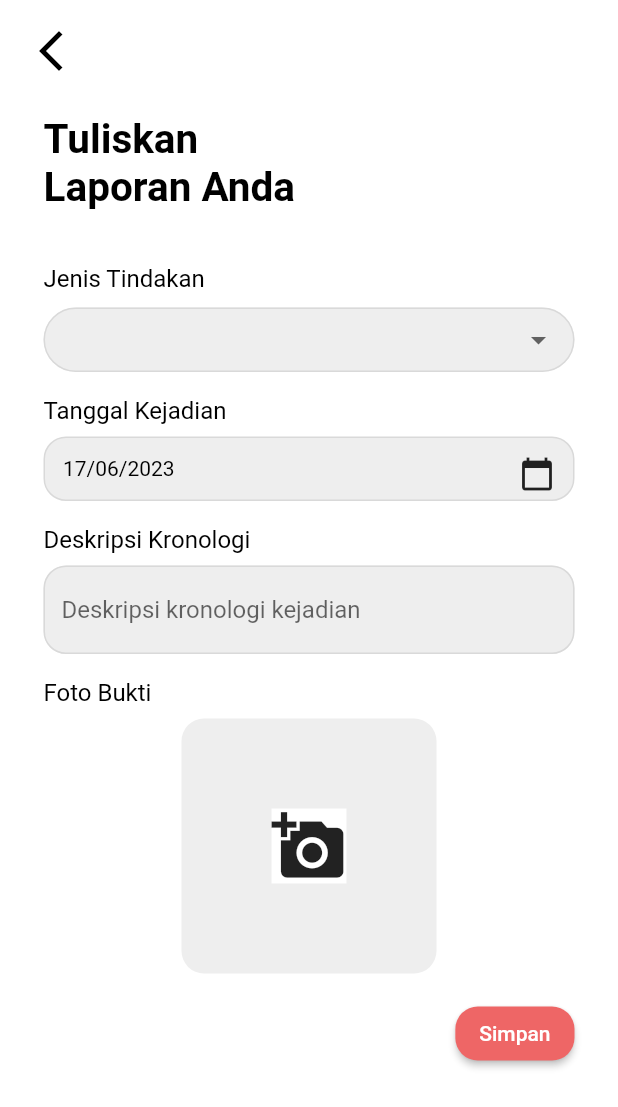
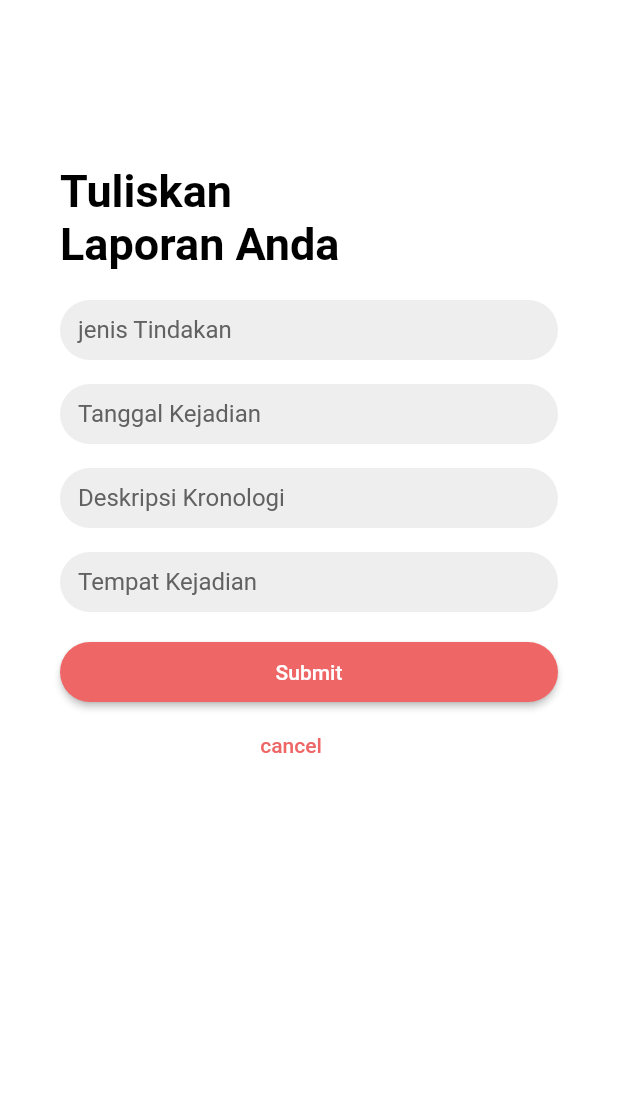
Before and after one commit to Pzlle/Tubes-APB-new, a Flutter app: the LaporanPage screen opened by its route, on a phone screen of 412 x 824 dp. Shown: the top 1107 px of the screen. Run offline on Flutter 3.47's test engine with Material 2 defaults, Android fonts, the phone set to English and light mode, and no system bars; our stand-ins replace cloud_firestore, firebase_auth, firebase_core, firebase_database, firebase_storage, get and 2 more; missing offline and left inert: ripple_wave; accounts and stored records are empty; Roboto replaces fonts that are missing (inter).

Commit message:
laporan page dan lain lain

```diff
--- a/lib/lapor_page.dart
+++ b/lib/lapor_page.dart
@@ -23,7 +23,7 @@ class _LaporPageState extends State<LaporPage> {
   Widget build(BuildContext context) {
     return Scaffold(
       key: _scaffoldKey,
-      drawer: const CustomDrawer(),
+      drawer: CustomDrawer(),
       extendBodyBehindAppBar: true,
       appBar: AppBar(
         backgroundColor: Colors.transparent,
--- a/lib/laporan_page.dart
+++ b/lib/laporan_page.dart
@@ -1,9 +1,14 @@
 import 'dart:io';
-
+import 'dart:math';
+import 'package:cloud_firestore/cloud_firestore.dart';
+import 'package:firebase_auth/firebase_auth.dart';
+import 'package:firebase_database/firebase_database.dart';
 import 'package:flutter/material.dart';
 import 'package:image_picker/image_picker.dart';
 import 'package:intl/intl.dart';
+import 'package:firebase_storage/firebase_storage.dart';
 import 'package:tubes/lapor_page.dart';
+import 'package:tubes/needhelp_page.dart';
 
 class LaporanPage extends StatefulWidget {
   const LaporanPage({Key? key}) : super(key: key);
@@ -13,238 +18,156 @@ class LaporanPage extends StatefulWidget {
 }
 
 class _LaporanPageState extends State<LaporanPage> {
-  DateTime _selectedDate = DateTime.now();
-  String? _selectedTindakan;
-  String? _deskripsiKronologi;
-  File? _imageFile;
+  final _formKey = GlobalKey<FormState>();
+  final TextEditingController _JenisTindakan = TextEditingController();
+  final TextEditingController _TanggalKejadian = TextEditingController();
+  final TextEditingController _deskripsiKronologi = TextEditingController();
+  final TextEditingController _TempatKejadian = TextEditingController();
 
-  final _formKey = GlobalKey<FormState>();
-  final _scaffoldKey = GlobalKey<ScaffoldState>();
+  // late User? user;
 
-  Future<void> _selectDate(BuildContext context) async {
-    final DateTime? picked = await showDatePicker(
+  @override
+  void dispose() {
+    _JenisTindakan.dispose();
+    _TanggalKejadian.dispose();
+    _deskripsiKronologi.dispose();
+    _TempatKejadian.dispose();
+    super.dispose();
+  }
+
+  void _cancel() {
+    Navigator.push(
+      context,
+      MaterialPageRoute(builder: (context) => const LaporPage()),
+    );
+  }
+
+  void _needHelp() {
+    Navigator.push(
+      context,
+      MaterialPageRoute(builder: (context) => const NeedHelpPage()),
+    );
+  }
+
+  void _signUp() async {
+    String jenis = _JenisTindakan.text;
+    String tanggal = _TanggalKejadian.text;
+    String deskripsi = _deskripsiKronologi.text;
+    String tempat = _TempatKejadian.text;
+
+    createLaporan(jenis, tanggal, deskripsi, tempat);
+    Navigator.push(
+      context,
+      MaterialPageRoute(builder: (context) => const LaporPage()),
+    );
+    if (jenis.isEmpty || tanggal.isEmpty || deskripsi.isEmpty || tempat.isEmpty) {
+      showDialog(
         context: context,
-      initialDate: _selectedDate,
-      firstDate: DateTime(2021),
-      lastDate: DateTime(2030),
+        builder: (BuildContext context) {
+          return AlertDialog(
+            title: const Text('Laporan gagal'),
+            content: const Text('Data cannot be empty'),
+            actions: [
+              TextButton(
+                onPressed: () {
+                  Navigator.pop(context);
+                },
+                child: const Text('OK'),
+              ),
+            ],
           );
-    if (picked != null && picked != _selectedDate) {
-      setState(() {
-        _selectedDate = picked;
-      });
+        },
+      );
+    } else if (tempat.length < 6) {
+      showDialog(
+        context: context,
+        builder: (BuildContext context) {
+          return AlertDialog(
+            title: const Text('Registration Failed'),
+            content: const Text('Password must be at least 6 characters'),
+            actions: [
+              TextButton(
+                onPressed: () {
+                  Navigator.pop(context);
+                },
+                child: const Text('OK'),
+              ),
+            ],
+          );
+        },
+      );
     }
   }
 
-  void _showSnackBar(String message) {
-    ScaffoldMessenger.of(context).showSnackBar(
-      SnackBar(
-        content: Text(message),
-        duration: const Duration(seconds: 2),
+  Future<void> createLaporan(String jenis, String tanggal ,String deskripsi, String tempat) async {
+    try {
+      await FirebaseFirestore.instance.collection('Laporan').doc().set({
+        'jenis': jenis,
+        'tanggal': tanggal,
+        'deskripsi' : deskripsi,
+        'tempat' : tempat,
+      });
+    } catch (e) {
+      showDialog(
+        context: context,
+        builder: (BuildContext context) {
+          return AlertDialog(
+            title: const Text('Laporan Failed'),
+            content: Text(e.toString()),
+            actions: [
+              TextButton(
+                onPressed: () {
+                  Navigator.pop(context);
+                },
+                child: const Text('OK'),
               ),
+            ],
+          );
+        },
       );
     }
-
-  Future<void> _getImage() async {
-    final pickedFile =
-        await ImagePicker().getImage(source: ImageSource.gallery);
-    setState(() {
-      if (pickedFile != null) {
-        _imageFile = File(pickedFile.path);
-      } else {
-        _showSnackBar('Tidak dapat memilih gambar');
-      }
-    });
   }
 
   @override
   Widget build(BuildContext context) {
     return Scaffold(
-      key: _scaffoldKey,
-      backgroundColor: const Color.fromARGB(255, 255, 255, 255),
-      appBar: AppBar(
-        backgroundColor: Colors.transparent,
-        elevation: 0,
-        leading: Padding(
-          padding: const EdgeInsets.only(top: 10, left: 10),
-          child: IconButton(
-            iconSize: 32,
-            icon: const Icon(Icons.arrow_back_ios_new),
-            color: Colors.black,
-            onPressed: () {
-              Navigator.pushReplacement(
-                context,
-                MaterialPageRoute(builder: (context) => const LaporPage()),
-              );
-            },
-          ),
-        ),
-      ),
+      backgroundColor: Colors.white,
       body: Container(
-        child: Form(
-          key: _formKey,
-          child: Container(
-            padding: const EdgeInsets.all(16.0),
-            child: SingleChildScrollView(
         child: Padding(
-                padding: const EdgeInsets.only(top: 5, left: 13, right: 13),
-                child: Column(
-                  crossAxisAlignment: CrossAxisAlignment.start,
+          padding: const EdgeInsets.symmetric(horizontal: 40),
+          child: ListView(
             children: [
+              const SizedBox(height: 110),
               RichText(
                 text: const TextSpan(
                   text: 'Tuliskan\nLaporan Anda',
                   style: TextStyle(
                     fontWeight: FontWeight.w600,
                     fontFamily: "inter",
-                          fontSize: 27,
+                    fontSize: 30,
                     color: Colors.black,
                   ),
                 ),
               ),
-                    const SizedBox(height: 35),
-                    Container(
+              const SizedBox(height: 20),
+              Form(
+                key: _formKey,
                 child: Column(
-                        crossAxisAlignment: CrossAxisAlignment.start,
+                  crossAxisAlignment: CrossAxisAlignment.stretch,
                   children: [
-                          const Text(
-                            'Jenis Tindakan',
-                            style: TextStyle(
-                              fontWeight: FontWeight.w400,
-                              fontFamily: "inter",
-                              fontSize: 16,
-                              color: Colors.black,
-                            ),
-                          ),
-                          const SizedBox(height: 10),
                     SizedBox(
-                            height: 43.0,
-                            child: DropdownButtonFormField<String>(
-                              value: _selectedTindakan,
-                              items: const [
-                                DropdownMenuItem<String>(
-                                  value: 'Tindakan1',
-                                  child: Text('Tindakan 1',
-                                      style: TextStyle(fontSize: 14)),
-                                ),
-                                DropdownMenuItem<String>(
-                                  value: 'Tindakan2',
-                                  child: Text('Tindakan 2',
-                                      style: TextStyle(fontSize: 14)),
-                                ),
-                                DropdownMenuItem<String>(
-                                  value: 'Tindakan3',
-                                  child: Text('Tindakan 3',
-                                      style: TextStyle(fontSize: 14)),
-                                ),
-                              ],
+                      height: 40,
+                      child: TextFormField(
+                        controller: _JenisTindakan,
                         decoration: InputDecoration(
-                                filled: true,
-                                fillColor: Colors.grey[200],
-                                // labelText: 'Jenis Tindakan',
-                                labelStyle: const TextStyle(
-                                    color: Color.fromRGBO(217, 217, 217, 1)),
-                                border: OutlineInputBorder(
-                                  borderRadius: BorderRadius.circular(30),
+                          labelText: 'jenis Tindakan',
+                          border: InputBorder.none,
+                          enabledBorder: OutlineInputBorder(
+                            borderRadius: BorderRadius.circular(20),
+                            borderSide: BorderSide.none,
                           ),
                           focusedBorder: OutlineInputBorder(
-                                  borderSide: const BorderSide(
-                                      color: Color.fromRGBO(217, 217, 217, 1)),
-                                  borderRadius: BorderRadius.circular(15),
-                                ),
-                                enabledBorder: OutlineInputBorder(
-                                  borderSide: const BorderSide(
-                                      color: Color.fromRGBO(217, 217, 217, 1)),
-                                  borderRadius: BorderRadius.circular(30),
-                                ),
-                                contentPadding: const EdgeInsets.symmetric(
-                                    horizontal: 16.0),
-                              ),
-                              style: const TextStyle(
-                                fontWeight: FontWeight.w400,
-                                fontFamily: "inter",
-                                fontSize: 14,
-                                color: Colors.black,
-                              ), // Adjust the font size
-                              validator: (value) {
-                                if (value == null || value.isEmpty) {
-                                  return 'Jenis tindakan harus diisi';
-                                }
-                                return null;
-                              },
-                              onChanged: (String? value) {
-                                setState(() {
-                                  _selectedTindakan = value;
-                                });
-                              },
-                            ),
-                          ),
-                        ],
-                      ),
-                    ),
-                    const SizedBox(height: 16.0),
-                    const Text(
-                      'Tanggal Kejadian',
-                      style: TextStyle(
-                        fontWeight: FontWeight.w400,
-                        fontFamily: "inter",
-                        fontSize: 16,
-                        color: Colors.black,
-                      ),
-                    ),
-                    const SizedBox(height: 8.0),
-                    GestureDetector(
-                      onTap: () {
-                        _selectDate(context);
-                      },
-                      child: Container(
-                        height: 43,
-                        padding: const EdgeInsets.all(12),
-                        decoration: BoxDecoration(
-                          borderRadius: BorderRadius.circular(15),
-                          border: Border.all(
-                              color: const Color.fromRGBO(217, 217, 217, 1)),
-                          color: Colors.grey[200],
-                        ),
-                        child: Row(
-                          mainAxisAlignment: MainAxisAlignment.spaceBetween,
-                          children: [
-                            Text(
-                              DateFormat('dd/MM/yyyy').format(_selectedDate),
-                              style: const TextStyle(
-                                fontWeight: FontWeight.w400,
-                                fontFamily: "inter",
-                                fontSize: 14,
-                                color: Colors.black,
-                              ),
-                            ),
-                            const Icon(Icons.calendar_today),
-                          ],
-                        ),
-                      ),
-                    ),
-                    const SizedBox(height: 16.0),
-                    const Text(
-                      'Deskripsi Kronologi',
-                      style: TextStyle(
-                        fontWeight: FontWeight.w400,
-                        fontFamily: "inter",
-                        fontSize: 16,
-                        color: Colors.black,
-                      ),
-                    ),
-                    const SizedBox(height: 8.0),
-                    TextFormField(
-                      maxLines: null,
-                      keyboardType: TextInputType.multiline,
-                      decoration: InputDecoration(
-                        hintText: 'Deskripsi kronologi kejadian',
-                        enabledBorder: OutlineInputBorder(
-                          borderRadius: BorderRadius.circular(15),
-                          borderSide: const BorderSide(
-                              color: Color.fromRGBO(217, 217, 217, 1)),
-                        ),
-                        focusedBorder: OutlineInputBorder(
-                          borderRadius: BorderRadius.circular(15),
+                            borderRadius: BorderRadius.circular(20),
                             borderSide: BorderSide.none,
                           ),
                           filled: true,
@@ -254,89 +177,184 @@ class _LaporanPageState extends State<LaporanPage> {
                           ),
                         ),
                         validator: (value) {
-                        if (value == null || value.isEmpty) {
-                          return 'Deskripsi kronologi harus diisi';
+                          if (value!.isEmpty) {
+                            return 'Nama tidak boleh kosong';
                           }
                           return null;
                         },
-                      onChanged: (value) {
-                        setState(() {
-                          _deskripsiKronologi = value;
-                        });
+                      ),
+                    ),
+                    const SizedBox(height: 16.0),
+                    SizedBox(
+                      height: 40,
+                      child: TextFormField(
+                        controller: _TanggalKejadian,
+                        keyboardType: TextInputType.emailAddress,
+                        decoration: InputDecoration(
+                          labelText: 'Tanggal Kejadian',
+                          border: InputBorder.none,
+                          enabledBorder: OutlineInputBorder(
+                            borderRadius: BorderRadius.circular(20),
+                            borderSide: BorderSide.none,
+                          ),
+                          focusedBorder: OutlineInputBorder(
+                            borderRadius: BorderRadius.circular(20),
+                            borderSide: BorderSide.none,
+                          ),
+                          filled: true,
+                          fillColor: Colors.grey[200],
+                          labelStyle: TextStyle(
+                            color: Colors.grey[700],
+                          ),
+                        ),
+                        validator: (value) {
+                          if (value!.isEmpty) {
+                            return 'Email tidak boleh kosong';
+                          }
+                          if (!value.contains('@gmail.com')) {
+                            return 'Email tidak valid';
+                          }
+                          return null;
                         },
                       ),
+                    ),
                     const SizedBox(height: 16.0),
-                    const Text(
-                      'Foto Bukti',
-                      style: TextStyle(
-                        fontWeight: FontWeight.w400,
-                        fontFamily: "inter",
-                        fontSize: 16,
-                        color: Colors.black,
+                    SizedBox(
+                      height: 40,
+                      child: TextFormField(
+                        controller: _deskripsiKronologi,
+                        decoration: InputDecoration(
+                          labelText: 'Deskripsi Kronologi',
+                          border: InputBorder.none,
+                          enabledBorder: OutlineInputBorder(
+                            borderRadius: BorderRadius.circular(20),
+                            borderSide: BorderSide.none,
+                          ),
+                          focusedBorder: OutlineInputBorder(
+                            borderRadius: BorderRadius.circular(20),
+                            borderSide: BorderSide.none,
+                          ),
+                          filled: true,
+                          fillColor: Colors.grey[200],
+                          labelStyle: TextStyle(
+                            color: Colors.grey[700],
                           ),
                         ),
-                    const SizedBox(height: 8.0),
+                        validator: (value) {
+                          if (value!.isEmpty) {
+                            return 'Username cannot be empty';
+                          }
+                          return null;
+                        },
+                      ),
+                    ),
+                    const SizedBox(height: 16.0),
+                    SizedBox(
+                      height: 40,
+                      child: TextFormField(
+                        controller: _TempatKejadian,
+                        // obscureText: true,
+                        decoration: InputDecoration(
+                          labelText: 'Tempat Kejadian',
+                          border: InputBorder.none,
+                          enabledBorder: OutlineInputBorder(
+                            borderRadius: BorderRadius.circular(20),
+                            borderSide: BorderSide.none,
+                          ),
+                          focusedBorder: OutlineInputBorder(
+                            borderRadius: BorderRadius.circular(20),
+                            borderSide: BorderSide.none,
+                          ),
+                          filled: true,
+                          fillColor: Colors.grey[200],
+                          labelStyle: TextStyle(
+                            color: Colors.grey[700],
+                          ),
+                        ),
+                        validator: (value) {
+                          if (value!.isEmpty) {
+                            return 'Tempat kejadian cannot be empty';
+                          }
+                          return null;
+                        },
+                      ),
+                    ),
+                    const SizedBox(height: 20),
+                    SizedBox(
+                      height: 40,
+                      child: ElevatedButton(
+                        onPressed: () async {
+                          _signUp();
+                        },
+                        style: ElevatedButton.styleFrom(
+                          shape: RoundedRectangleBorder(
+                            borderRadius: BorderRadius.circular(20),
+                          ),
+                          backgroundColor:
+                              const Color.fromRGBO(238, 102, 102, 1.0),
+                        ),
+                        child: const Text('Submit'),
+                      ),
+                    ),
+                    const SizedBox(height: 5),
                     Center(
-                      child: GestureDetector(
-                        onTap: () {
-                          _getImage();
-                        },
-                        child: Container(
-                          decoration: BoxDecoration(
-                            border: Border.all(
-                              color: const Color.fromRGBO(238, 238, 238, 1),
-                              width: 60,
-                            ),
-                            borderRadius: BorderRadius.circular(15),
-                          ),
-                          child: _imageFile == null
-                              ? const Icon(
-                                  Icons.add_a_photo,
-                                  size: 50.0,
-                                )
-                              : Image.file(
-                                  _imageFile!,
-                                  height: 150.0,
+                      child: Row(
+                        children: [
+                          TextButton(
+                            onPressed: _cancel,
+                            child: const Text(
+                              '                                    cancel',
+                              style: TextStyle(
+                                color: Color.fromRGBO(238, 102, 102, 1.0),
                               ),
                             ),
                           ),
-                    ),
-                    const SizedBox(height: 16.0),
-                    Align(
-                      alignment: Alignment.bottomRight,
-                      child: ElevatedButton(
-                        onPressed: () {
-                          if (_formKey.currentState!.validate()) {
-                            // TODO: implement submit function
-                            _showSnackBar('Laporan berhasil disimpan');
-                          }
-                          Navigator.push(
-                              context,
-                              MaterialPageRoute(
-                                  builder: (context) => const LaporPage()));
-                        },
-                        style: ButtonStyle(
-                          backgroundColor: MaterialStateProperty.all<Color>(
-                            const Color.fromRGBO(238, 102, 102, 1.0),
-                          ), // Set button color to red
-                          shape:
-                              MaterialStateProperty.all<RoundedRectangleBorder>(
-                            RoundedRectangleBorder(
-                              borderRadius: BorderRadius.circular(
-                                  15.0), // Set border radius to 15
+                        ],
                       ),
                     ),
-                        ),
-                        child: const Text('Simpan'),
+                  ],
                 ),
               ),
             ],
           ),
         ),
       ),
-          ),
-        ),
-      ),
     );
   }
+
+  // Future createLaporan({required String selectedTindakan}) async {
+  //   final docLaporan = FirebaseFirestore.instance.collection('Laporan').doc();
+
+  //   final laporan = Laporan{
+  //     id: docLaporan.id,
+  //     name : name,
+  //     age : 21,
+  //     birthday: DateTime(2001,7,28),
+  //   };
+
+  //   await docLaporan.set(json);
+  // }
 }
+
+// class Laporan {
+//   String id;
+//   final DateTime _selectedDate;
+//   final String _selectedTindakan;
+//   final String _deskripsiKronologi;
+//   final File _imageFile;
+
+//   Laporan({
+//     this.id = '',
+//     required this._selectedDate,
+//     required this._selectedTindakan,
+//     required this._deskripsiKronologi,
+//     required this._imageFile,
+//   });
+
+//   Map<String, dynamic> to Json() => {
+//     'id' : id,
+//     'ndate' : _selectedDate,
+//     'deskrisi' : _deskripsiKronologi,
+//     'imagefile' : _imageFile,
+//   };
+// }
--- a/lib/log_page.dart
+++ b/lib/log_page.dart
@@ -29,7 +29,7 @@ class _LogPageState extends State<LogPage> {
     var size = MediaQuery.of(context).size;
     return Scaffold(
       key: _scaffoldKey,
-      drawer: const CustomDrawer(),
+      drawer: CustomDrawer(),
       body: Stack(
         children: <Widget>[
           Container(
--- a/lib/login_page.dart
+++ b/lib/login_page.dart
@@ -135,6 +135,7 @@ class _LoginPageState extends State<LoginPage> {
                   SizedBox(
                     height: 40,
                     child: TextFormField(
+                      obscureText: true,
                       controller: _passwordController,
                       decoration: InputDecoration(
                         labelText: 'Password',
--- a/pubspec.yaml
+++ b/pubspec.yaml
@@ -46,6 +46,9 @@ dependencies:
   firebase_core: ^2.13.1
   cloud_firestore: ^4.8.0
   firebase_auth: ^4.6.3
+  firebase_database: ^10.2.3
+  firebase_storage: ^11.2.3
+  get: ^4.3.8
 
 dev_dependencies:
   flutter_test:
```
Also changed, not shown: lib/hamburger_page.dart (+15 -4 lines), lib/main.dart (+13 -13 lines), pubspec.lock, 1 other file. Lines whose indentation alone changed are shown as unchanged.
